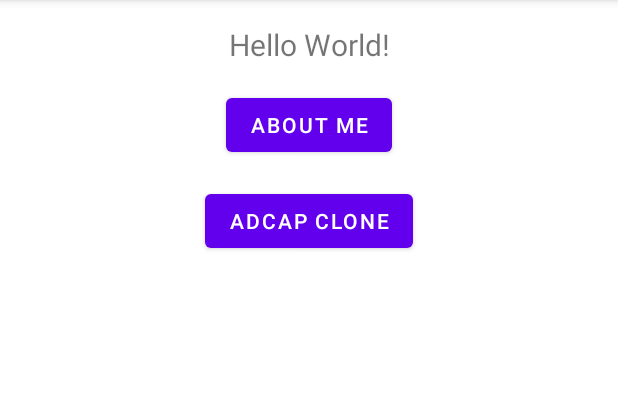
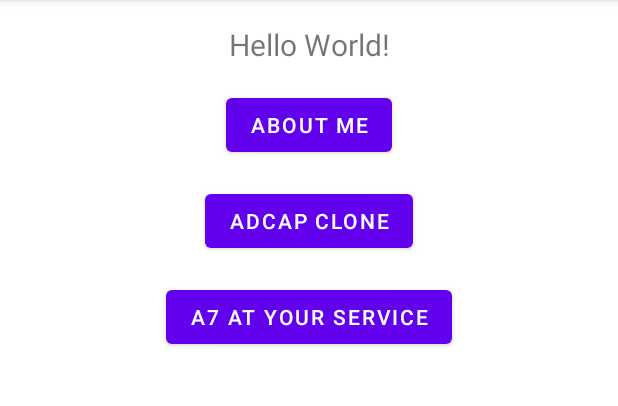
Before and after one commit to Nisarg-Pat/CS5520-Android-Special-Assignments, an Android app: the screen it shows after launch (MainActivity), after a tap on "ABOUT ME", on a phone screen of 412 x 824 dp, the part 84-490 px from its top. Run offline under Robolectric (Android 15) with nearby library versions, the phone set to English and light mode, and no system bars.

Commit message:
Week-7: At your service activity created

```diff
--- a/app/src/main/AndroidManifest.xml
+++ b/app/src/main/AndroidManifest.xml
@@ -10,9 +10,12 @@
         android:supportsRtl="true"
         android:theme="@style/Theme.NUMAD22Su_NisargPatel">
         <activity
+            android:name=".AtYourService"
+            android:exported="false" />
+        <activity
             android:name=".GameActivity"
             android:exported="false"
-            android:theme="@style/Theme.NUMAD22Su_NisargPatel_NoActionBar"/>
+            android:theme="@style/Theme.NUMAD22Su_NisargPatel_NoActionBar" />
         <activity
             android:name=".MainActivity"
             android:exported="true">
--- a/app/src/main/java/com/cs5520/assignments/numad22su_nisargpatel/MainActivity.java
+++ b/app/src/main/java/com/cs5520/assignments/numad22su_nisargpatel/MainActivity.java
@@ -9,9 +9,9 @@ import android.widget.Button;
 import android.widget.TextView;
 import android.widget.Toast;
 
-public class MainActivity extends AppCompatActivity {
+public class MainActivity extends AppCompatActivity implements View.OnClickListener {
 
-    Button aboutMeBtn,adCapCloneBtn;
+    Button aboutMeBtn, adCapCloneBtn, atyourService;
     TextView helloWorldTV;
 
     @Override
@@ -19,9 +19,12 @@ public class MainActivity extends AppCompatActivity {
         super.onCreate(savedInstanceState);
         setContentView(R.layout.activity_main);
         aboutMeBtn = findViewById(R.id.about_me_btn);
-        aboutMeBtn.setOnClickListener((v) -> showToast());
+        aboutMeBtn.setOnClickListener(this);
         adCapCloneBtn = findViewById(R.id.adcap_clone_btn);
-        adCapCloneBtn.setOnClickListener((v) -> openGame());
+        adCapCloneBtn.setOnClickListener(this);
+        atyourService = findViewById(R.id.at_your_service_btn);
+        atyourService.setOnClickListener(this);
+        atyourService = findViewById(R.id.at_your_service_btn);
     }
 
     private void showToast() {
@@ -33,4 +36,19 @@ public class MainActivity extends AppCompatActivity {
         startActivity(intent);
     }
 
+    private void openAtYourService() {
+        Intent intent = new Intent(this, AtYourService.class);
+        startActivity(intent);
+    }
+
+    @Override
+    public void onClick(View view) {
+        if(view.getId() == R.id.about_me_btn) {
+            showToast();
+        } else if (view.getId() == R.id.adcap_clone_btn) {
+            openGame();
+        } else if (view.getId() == R.id.at_your_service_btn) {
+            openAtYourService();
+        }
+    }
 }
--- a/app/src/main/res/layout/activity_main.xml
+++ b/app/src/main/res/layout/activity_main.xml
@@ -31,10 +31,20 @@
         android:id="@+id/adcap_clone_btn"
         android:layout_width="wrap_content"
         android:layout_height="wrap_content"
-        android:text="AdCap Clone"
+        android:text="@string/adcap_clone"
         android:layout_marginTop="@dimen/margin_lg"
         app:layout_constraintTop_toBottomOf="@id/about_me_btn"
         app:layout_constraintStart_toStartOf="parent"
         app:layout_constraintEnd_toEndOf="parent"/>
 
+    <Button
+        android:id="@+id/at_your_service_btn"
+        android:layout_width="wrap_content"
+        android:layout_height="wrap_content"
+        android:text="@string/at_your_service"
+        android:layout_marginTop="@dimen/margin_lg"
+        app:layout_constraintTop_toBottomOf="@id/adcap_clone_btn"
+        app:layout_constraintStart_toStartOf="parent"
+        app:layout_constraintEnd_toEndOf="parent"/>
+
 </androidx.constraintlayout.widget.ConstraintLayout>
--- a/app/src/main/res/values/strings.xml
+++ b/app/src/main/res/values/strings.xml
@@ -7,4 +7,6 @@
     <string name="upgrade_buy_x100">Buy x100</string>
     <string name="upgrade_buy_next">Buy Next</string>
     <string name="buy">Buy</string>
+    <string name="at_your_service">A7 At Your Service</string>
+    <string name="adcap_clone">AdCap Clone</string>
 </resources>
```
Also changed, not shown: app/src/main/java/com/cs5520/assignments/numad22su_nisargpatel/AtYourService.java (added, +14 -0 lines), app/src/main/res/layout/activity_at_your_service.xml (added, +9 -0 lines).
